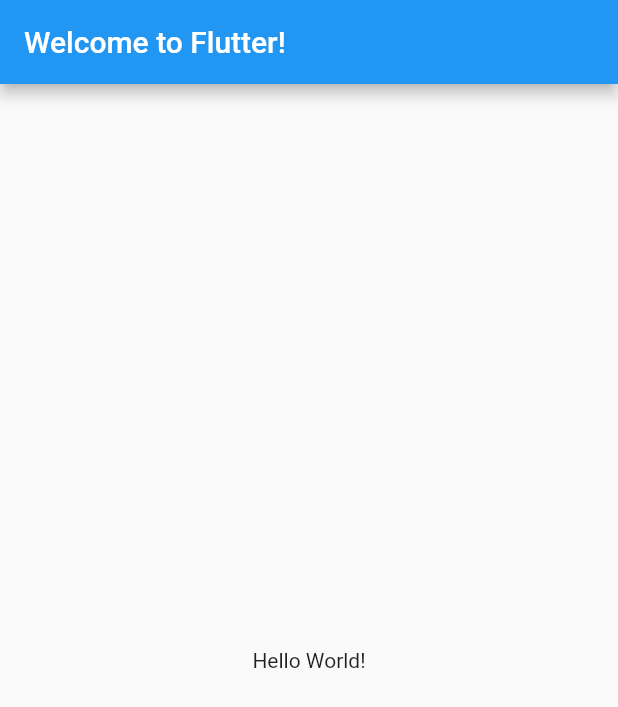
After one commit to Alexius22/Multiplex-UniPG, a Flutter app: the screen it shows after launch, on a phone screen of 412 x 824 dp. The commit adds this screen. Shown: the top 707 px of the screen. Run offline on Flutter 3.47's test engine with Material 2 defaults, Android fonts, the phone set to English and light mode, and no system bars.

Commit message:
Organized directory, changed app name, initialized themes files feat. CoffeeStraw

```diff
--- a/lib/main.dart
+++ b/lib/main.dart
@@ -1,24 +1,23 @@
-// Copyright 2018 The Flutter team. All rights reserved.
-// Use of this source code is governed by a BSD-style license that can be
-// found in the LICENSE file.
+// Copyright 2020 Amatucci & Strippoli. All rights reserved.
 
 import 'package:flutter/material.dart';
+import 'package:cinema_app/theme/dark_style.dart';
+import 'package:cinema_app/theme/light_style.dart';
+import 'package:cinema_app/routes.dart';
+// import './theme/style.dart';
 
-void main() => runApp(MyApp());
+void main() => runApp(CinemaApp());
 
-class MyApp extends StatelessWidget {
+class CinemaApp extends StatelessWidget {
   @override
   Widget build(BuildContext context) {
     return MaterialApp(
-      title: 'Welcome to Flutter',
-      home: Scaffold(
-        appBar: AppBar(
-          title: Text('Welcome to Flutter'),
-        ),
-        body: Center(
-          child: Text('Hello World'),
-        ),
-      ),
+      title: 'Cinema App',
+      debugShowCheckedModeBanner: false,
+      theme: appLightTheme(),
+      //darkTheme: appDarkTheme(),
+      initialRoute: '/home',
+      routes: routes,
     );
   }
 }
--- /dev/null
+++ b/lib/routes.dart
@@ -0,0 +1,16 @@
+// Copyright 2020 Amatucci & Strippoli. All rights reserved.
+
+import 'package:flutter/widgets.dart';
+import 'package:cinema_app/screens/dashboard/dashboard.dart';
+
+final Map<String, WidgetBuilder> routes = <String, WidgetBuilder>{
+  '/home': (BuildContext context) => DashboardScreen(),
+  /*
+  '/': (BuildContext context) => Choice(),
+  '/film': (BuildContext context) => FilmDetails(),
+  '/checkout': (BuildContext context) => Checkout(),
+  '/tickets': (BuildContext context) => Tickets(),
+  '/settings': (BuildContext context) => Settings(),
+  '/settings/profile': (BuildContext context) => Profile(),
+  */
+};
--- /dev/null
+++ b/lib/screens/dashboard/dashboard.dart
@@ -0,0 +1,17 @@
+// Copyright 2020 Amatucci & Strippoli. All rights reserved.
+
+import 'package:flutter/material.dart';
+
+class DashboardScreen extends StatelessWidget {
+  @override
+  Widget build(BuildContext context) {
+    return Scaffold(
+      appBar: AppBar(
+        title: Text('Welcome to Flutter!'),
+      ),
+      body: Center(
+        child: Text('Hello World!'),
+      ),
+    );
+  }
+}
--- /dev/null
+++ b/lib/theme/light_style.dart
@@ -0,0 +1,8 @@
+// Copyright 2020 Amatucci & Strippoli. All rights reserved.
+
+import 'package:flutter/material.dart';
+
+ThemeData appLightTheme() {
+  return ThemeData(
+  );
+}
--- a/pubspec.yaml
+++ b/pubspec.yaml
@@ -1,4 +1,4 @@
-name: co
+name: cinema_app
 description: Il cinema a portata di mano
 version: 1.0.0+1
 
```
Also changed, not shown: lib/theme/dark_style.dart (added, +9 -0 lines), 2 other files.
